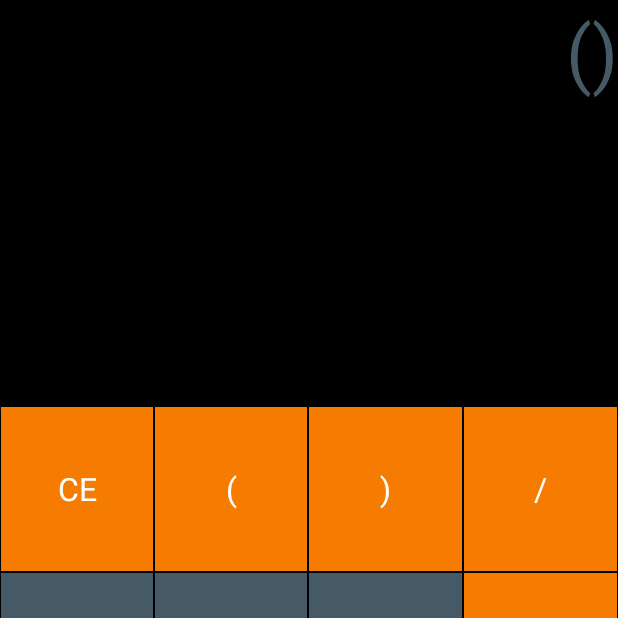
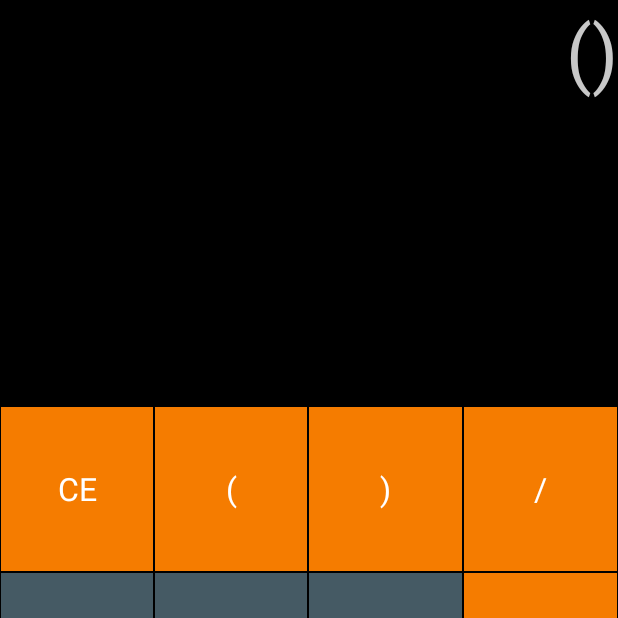
Before and after one commit to snoopcock/CoolEngiCalculator, an Android app: the EngiCalcActivity screen opened directly, with no data from a screen before it, after a tap on an icon or button, on a phone screen of 412 x 824 dp, the top half of it. Run offline under Robolectric (Android 15) with nearby library versions, the phone set to English and light mode, and no system bars; 2 other taps on this screen came first.

Commit message:
text changed to white

```diff
--- a/app/src/main/res/layout/activity_engi_calc.xml
+++ b/app/src/main/res/layout/activity_engi_calc.xml
@@ -11,7 +11,7 @@
             android:id="@+id/tvExpression"
             android:layout_width="match_parent"
             android:layout_height="80sp"
-            android:textColor="@color/numberButton"
+            android:textColor="@color/textColor"
             android:gravity="end"
             android:textSize="50sp"
             android:ellipsize="start"
@@ -21,7 +21,7 @@
             android:id="@+id/tvResult"
             android:layout_width="match_parent"
             android:layout_height="80sp"
-            android:textColor="@color/numberButton"
+            android:textColor="@color/textColor"
             android:gravity="end"
             android:textSize="40sp"
             android:ellipsize="end"
```
